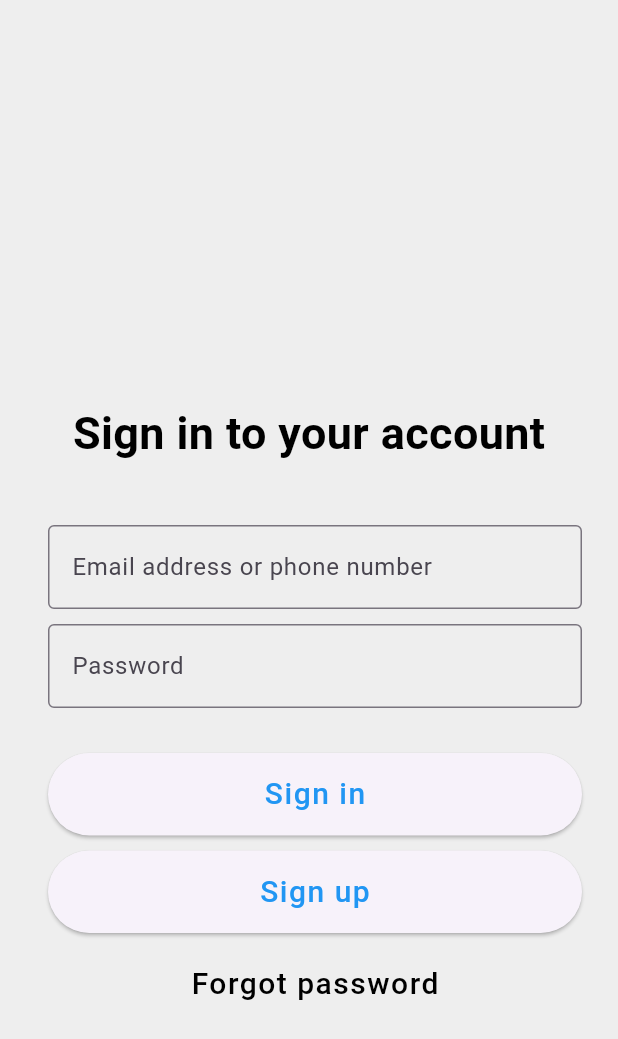
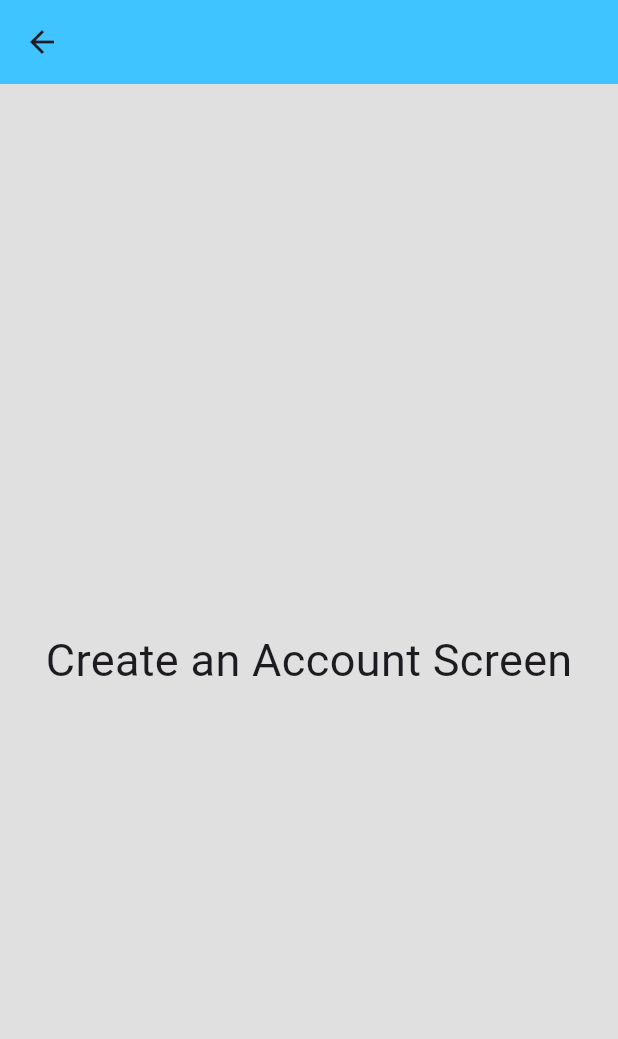
Before and after one commit to Saniat-Injam/virtual_buy_sell, a Flutter app: the screen it shows after launch, after a tap on "Sign up", on a phone screen of 412 x 824 dp. Shown: the top 1039 px of the screen. Run offline on Flutter 3.47's test engine with Material 3 defaults, Android fonts, the phone set to English and light mode, and no system bars.

Commit message:
different route created and home page buttons executable

```diff
--- a/lib/main.dart
+++ b/lib/main.dart
@@ -1,148 +1,21 @@
 import 'package:flutter/material.dart';
+import 'package:virtual_buy_sell/pages/home.dart';
+import 'package:virtual_buy_sell/pages/forgot_password.dart';
+import 'package:virtual_buy_sell/pages/reset_password.dart';
+import 'package:virtual_buy_sell/pages/create_an_account.dart';
+import 'package:virtual_buy_sell/pages/loading.dart';
 
 void main() {
-  runApp(const MyApp());
+  runApp(MaterialApp(
+    //home: Home(),
+    //initialRoute: '/home',
+    routes: {
+      '/' : (context) => const Home(),
+      '/forgot' : (context) => const ForgotPassword(),
+      '/reset' : (context) => const ResetPassword(),
+      '/create' : (context) => const CreateAnAccount(),
+      '/loading': (context) => const Loading(),
+    },
+    debugShowCheckedModeBanner: false,
+  ));
 }
-class MyApp extends StatelessWidget {
-  const MyApp({super.key});
-
-  @override
-  Widget build(BuildContext context) {
-    return const MaterialApp(
-        debugShowCheckedModeBanner: false,
-        home: LoginScreen(),
-    );
-  }
-}
-
-
-class LoginScreen extends StatefulWidget {
-  const LoginScreen({super.key});
-
-  @override
-  State<LoginScreen> createState() => _LoginScreenState();
-}
-
-class _LoginScreenState extends State<LoginScreen> {
-
-  @override
-  Widget build(BuildContext context) {
-    return Scaffold(
-      backgroundColor: Colors.grey[200],
-
-      body: Padding(
-
-        padding: const EdgeInsets.fromLTRB(12, 267, 24, 0),
-
-          child: Column(
-            children: [
-              const Padding(
-                  padding: EdgeInsets.only(left: 12),
-                  child: Text(
-                    "Sign in to your account",
-                    style: TextStyle(
-                      fontSize: 30,
-                      color: Colors.black,
-                      fontWeight: FontWeight.bold,
-                    ),
-                  )
-              ),
-              const SizedBox(height: 40),
-
-              const Padding(
-                padding: EdgeInsets.only(left: 20),
-                child: TextField(
-                  decoration: InputDecoration(
-                    border: OutlineInputBorder(),
-                      hintText: "Email address or phone number"
-                  ),
-                ),
-              ),
-
-              const SizedBox(height: 10),
-              const Padding(
-                padding: EdgeInsets.only(left: 20),
-                child: TextField(
-
-                  obscureText: true,
-                  decoration: InputDecoration(
-                    border: OutlineInputBorder(),
-                    hintText: "Password",
-                  ),
-                ),
-              ),
-              const SizedBox(height: 30),
-
-              SizedBox(
-                height: 55,
-                width: 400,
-                child: Padding(
-                  padding: const EdgeInsets.only(left: 20),
-                  child: ElevatedButton(
-                      onPressed: () {},
-                      // style: ButtonStyle(
-                      //   backgroundColor: Colors.black,
-                      // ),
-                      child: const Text(
-                        "Sign in",
-                        style: TextStyle(
-                          fontSize: 20,
-                          letterSpacing: 1.0,
-                          color: Colors.blue,
-                        ),
-                      ),
-                  ),
-                ),
-              ),
-
-              const SizedBox(height: 10),
-
-              SizedBox(
-                height: 55,
-                width: 400,
-                child: Padding(
-                  padding: const EdgeInsets.only(left: 20),
-                  child: ElevatedButton(
-                    onPressed: () {},
-                    child: const Text(
-                      "Sign up",
-                      style: TextStyle(
-                        fontSize: 20,
-                        letterSpacing: 1.0,
-                        color: Colors.blue,
-                      ),
-                    ),
-                  ),
-                ),
-              ),
-
-
-
-              const SizedBox(height: 10),
-
-              Padding(
-                padding: const EdgeInsets.only(left: 20),
-                child: TextButton(
-                  onPressed: () {},
-                  child: const Text(
-
-                    "Forgot password",
-                    style: TextStyle(
-                    fontSize: 20,
-                    letterSpacing: 1.0,
-                      color: Colors.black,
-                    ),
-                  ),
-                ),
-              ),
-
-
-            ],
-          ),
-        ),
-
-
-
-    );
-  }
-}
--- /dev/null
+++ b/lib/pages/create_an_account.dart
@@ -0,0 +1,30 @@
+import 'package:flutter/material.dart';
+
+class CreateAnAccount extends StatefulWidget {
+  const CreateAnAccount({super.key});
+
+  @override
+  State<CreateAnAccount> createState() => _CreateAnAccountState();
+}
+
+class _CreateAnAccountState extends State<CreateAnAccount> {
+  @override
+  Widget build(BuildContext context) {
+
+
+    return Scaffold(
+      backgroundColor: Colors.grey[300],
+      appBar: AppBar(
+        backgroundColor: Colors.lightBlueAccent,
+      ),
+      body: const Center(
+          child: Text(
+            "Create an Account Screen",
+            style: TextStyle(
+              fontSize: 30.0,
+            ),
+          )
+      ),
+    );
+  }
+}
--- /dev/null
+++ b/lib/pages/home.dart
@@ -0,0 +1,137 @@
+import 'package:flutter/material.dart';
+
+class Home extends StatefulWidget {
+  const Home({super.key});
+
+  @override
+  State<Home> createState() => _HomeState();
+}
+
+class _HomeState extends State<Home> {
+  @override
+  Widget build(BuildContext context) {
+
+
+    return Scaffold(
+      backgroundColor: Colors.grey[200],
+
+      body: Padding(
+
+        padding: const EdgeInsets.fromLTRB(12, 267, 12, 0),
+
+        child: Column(
+          children: [
+            const Padding(
+                padding: EdgeInsets.only(left: 12),
+                child: Text(
+                  "Sign in to your account",
+                  style: TextStyle(
+                    fontSize: 30,
+                    color: Colors.black,
+                    fontWeight: FontWeight.bold,
+                  ),
+                )
+            ),
+            const SizedBox(height: 40),
+
+            const Padding(
+              padding: EdgeInsets.only(left: 20),
+              child: TextField(
+                decoration: InputDecoration(
+                    border: OutlineInputBorder(),
+                    hintText: "Email address or phone number"
+                ),
+              ),
+            ),
+
+            const SizedBox(height: 10),
+            const Padding(
+              padding: EdgeInsets.only(left: 20),
+              child: TextField(
+
+                obscureText: true,
+                decoration: InputDecoration(
+                  border: OutlineInputBorder(),
+                  hintText: "Password",
+                ),
+              ),
+            ),
+            const SizedBox(height: 30),
+
+            SizedBox(
+              height: 55,
+              width: 400,
+              child: Padding(
+                padding: const EdgeInsets.only(left: 20),
+                child: ElevatedButton(
+                  onPressed: () {},
+                  // style: ButtonStyle(
+                  //   backgroundColor: Colors.black,
+                  // ),
+                  child: const Text(
+                    "Sign in",
+                    style: TextStyle(
+                      fontSize: 20,
+                      letterSpacing: 1.0,
+                      color: Colors.blue,
+                    ),
+                  ),
+                ),
+              ),
+            ),
+
+            const SizedBox(height: 10),
+
+            SizedBox(
+              height: 55,
+              width: 400,
+              child: Padding(
+                padding: const EdgeInsets.only(left: 20),
+                child: ElevatedButton(
+                  onPressed: () {
+                    Navigator.pushNamed(context, '/create');
+                  },
+                  child: const Text(
+                    "Sign up",
+                    style: TextStyle(
+                      fontSize: 20,
+                      letterSpacing: 1.0,
+                      color: Colors.blue,
+                    ),
+                  ),
+                ),
+              ),
+            ),
+
+
+
+            const SizedBox(height: 10),
+
+
+            Padding(
+              padding: const EdgeInsets.only(left: 20),
+              child: TextButton(
+                onPressed: () {
+                  Navigator.pushNamed(context, '/forgot');
+                },
+                child: const Text(
+                  "Forgot password",
+                  style: TextStyle(
+                    fontSize: 20,
+                    letterSpacing: 1.0,
+                    color: Colors.black,
+                  ),
+                ),
+              ),
+            ),
+
+
+          ],
+        ),
+      ),
+
+
+
+    );
+  }
+}
```
Also changed, not shown: lib/pages/forgot_password.dart (added, +28 -0 lines), lib/pages/loading.dart (added, +19 -0 lines), lib/pages/reset_password.dart (added, +15 -0 lines).
